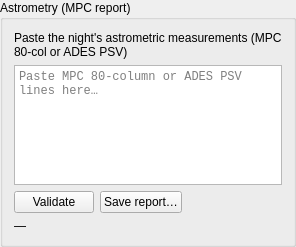
Before: the Qt Designer form nightscribe/gui/ui/visit_mpc_block.ui in irydeo/nightscribe, drawn with Qt 5.
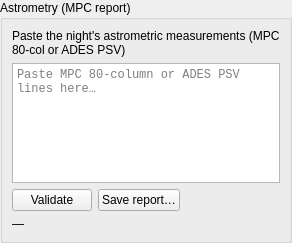
After: the same form once the commit is applied.

The edit to the form file:
```diff
--- a/nightscribe/gui/ui/visit_mpc_block.ui
+++ b/nightscribe/gui/ui/visit_mpc_block.ui
@@ -9,7 +9,7 @@
  <class>VisitWindow</class>
  <widget class="QGroupBox" name="grp_mpc">
   <property name="title"><string>Astrometry (MPC report)</string></property>
-  <layout class="QVBoxLayout" name="vbox_mpc">
+  <layout class="QVBoxLayout" name="vbox_mpc"><property name="leftMargin"><number>9</number></property><property name="topMargin"><number>9</number></property><property name="rightMargin"><number>9</number></property><property name="bottomMargin"><number>9</number></property>
    <item><widget class="QLabel" name="lbl_mpc_hint"><property name="text"><string>Paste the night's astrometric measurements (MPC 80-col or ADES PSV)</string></property><property name="wordWrap"><bool>true</bool></property></widget></item>
    <item><widget class="QTextEdit" name="txt_mpc"><property name="maximumSize"><size><width>16777215</width><height>120</height></size></property><property name="acceptRichText"><bool>false</bool></property><property name="placeholderText"><string>Paste MPC 80-column or ADES PSV lines here…</string></property><property name="font"><font><family>Monospace</family></font></property></widget></item>
    <item>
```
